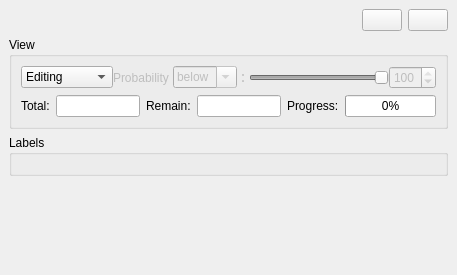
Before: the Qt Designer form src/Plugins/Classification/Classification_widget.ui in tudelft3d/3D_Urban_Mesh_Annotator, drawn with Qt 5.
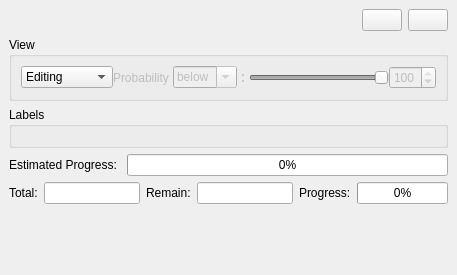
After: the same form once the commit is applied. Icons and pictures are not drawn.

The edit to the form file:
```diff
--- a/src/Plugins/Classification/Classification_widget.ui
+++ b/src/Plugins/Classification/Classification_widget.ui
@@ -223,8 +223,51 @@
          </item>
         </layout>
        </item>
+      </layout>
+     </widget>
+    </item>
        <item>
-        <layout class="QHBoxLayout" name="horizontalLayout_7">
+     <widget class="QGroupBox" name="frame">
+      <property name="sizePolicy">
+       <sizepolicy hsizetype="Preferred" vsizetype="Preferred">
+        <horstretch>0</horstretch>
+        <verstretch>0</verstretch>
+       </sizepolicy>
+      </property>
+      <property name="title">
+       <string>Labels</string>
+      </property>
+      <layout class="QVBoxLayout" name="verticalLayout">
+       <item>
+        <layout class="QGridLayout" name="labelGrid">
+         <property name="sizeConstraint">
+          <enum>QLayout::SetDefaultConstraint</enum>
+         </property>
+        </layout>
+       </item>
+      </layout>
+     </widget>
+    </item>
+    <item>
+     <layout class="QHBoxLayout" name="horizontalLayout_5">
+      <item>
+       <widget class="QLabel" name="estimated_prg">
+        <property name="text">
+         <string>Estimated Progress: </string>
+        </property>
+       </widget>
+      </item>
+      <item>
+       <widget class="QProgressBar" name="progressBar_2">
+        <property name="value">
+         <number>0</number>
+        </property>
+       </widget>
+      </item>
+     </layout>
+    </item>
+    <item>
+     <layout class="QHBoxLayout" name="horizontalLayout_3">
          <item>
           <widget class="QLabel" name="label_5">
            <property name="font">
@@ -334,31 +377,6 @@
           </widget>
          </item>
         </layout>
-       </item>
-      </layout>
-     </widget>
-    </item>
-    <item>
-     <widget class="QGroupBox" name="frame">
-      <property name="sizePolicy">
-       <sizepolicy hsizetype="Preferred" vsizetype="Preferred">
-        <horstretch>0</horstretch>
-        <verstretch>0</verstretch>
-       </sizepolicy>
-      </property>
-      <property name="title">
-       <string>Labels</string>
-      </property>
-      <layout class="QVBoxLayout" name="verticalLayout">
-       <item>
-        <layout class="QGridLayout" name="labelGrid">
-         <property name="sizeConstraint">
-          <enum>QLayout::SetDefaultConstraint</enum>
-         </property>
-        </layout>
-       </item>
-      </layout>
-     </widget>
     </item>
     <item>
      <spacer name="verticalSpacer">
```
Lines whose indentation alone changed are shown as unchanged.
